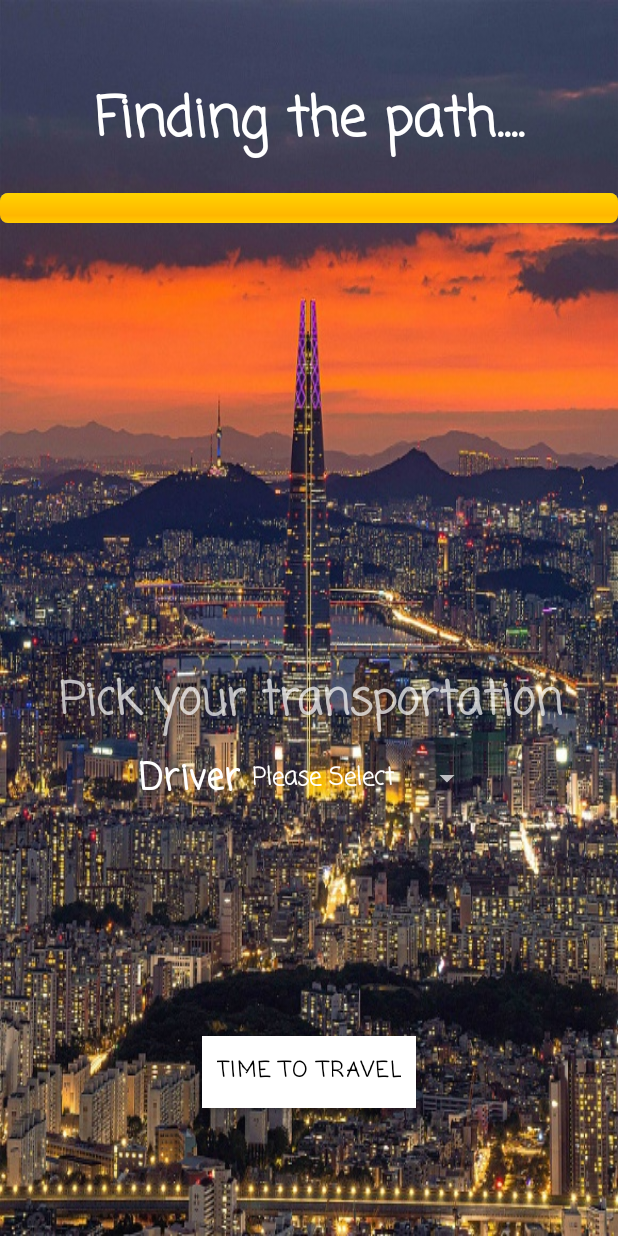
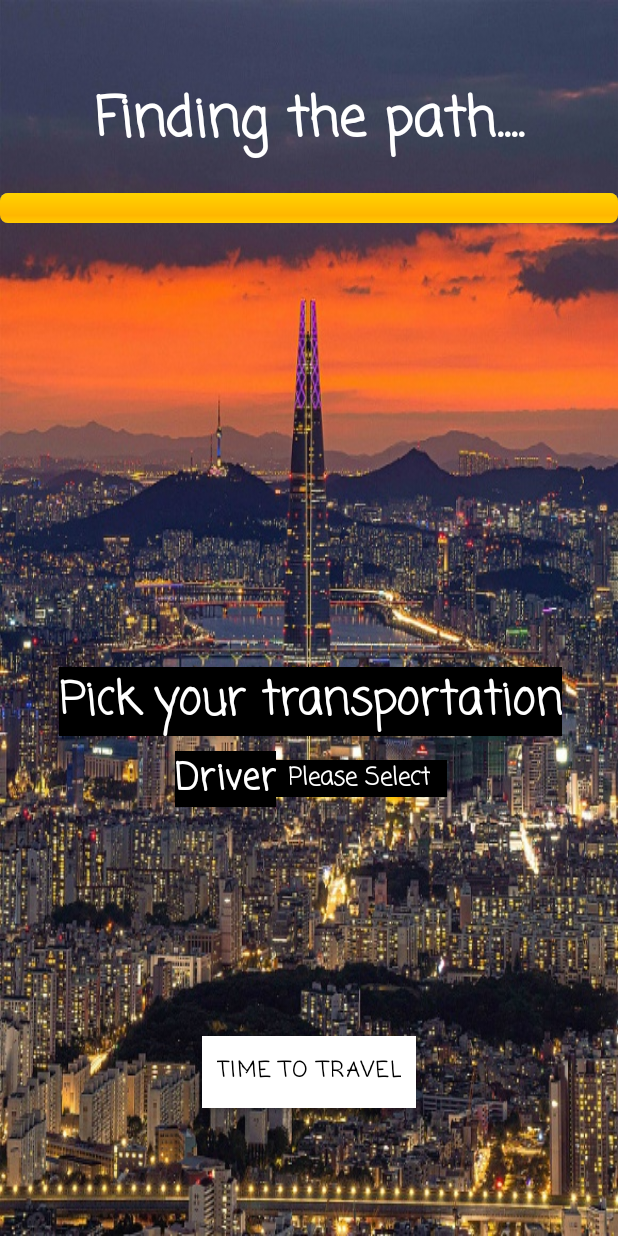
Before and after one commit to minkim2002/Maze-Game-Android, an Android app: the screen it shows after launch (GeneratingActivity), after a tap on "REVISIT", on a phone screen of 412 x 824 dp. Run offline under Robolectric (Android 15) with nearby library versions, the phone set to English and light mode, and no system bars.

Commit message:
Generating screen revamp

```diff
--- a/app/src/main/res/layout/generating.xml
+++ b/app/src/main/res/layout/generating.xml
@@ -51,6 +51,8 @@
             android:layout_width="wrap_content"
             android:layout_height="wrap_content"
             android:text="@string/modeText"
+            android:textColor="@color/colorPrimary"
+            android:background="@color/colorBlack"
             android:textSize="30sp" />
 
         <LinearLayout
@@ -72,10 +74,12 @@
                 android:layout_height="wrap_content"
                 android:text="@string/driverText"
                 android:textColor="@color/colorPrimary"
+                android:background="@color/colorBlack"
                 android:textSize="24sp" />
 
             <Spinner
                 android:id="@+id/driverSpinner"
+                android:background="@color/colorBlack"
                 android:layout_width="wrap_content"
                 android:layout_height="wrap_content" />
         </LinearLayout>
```
